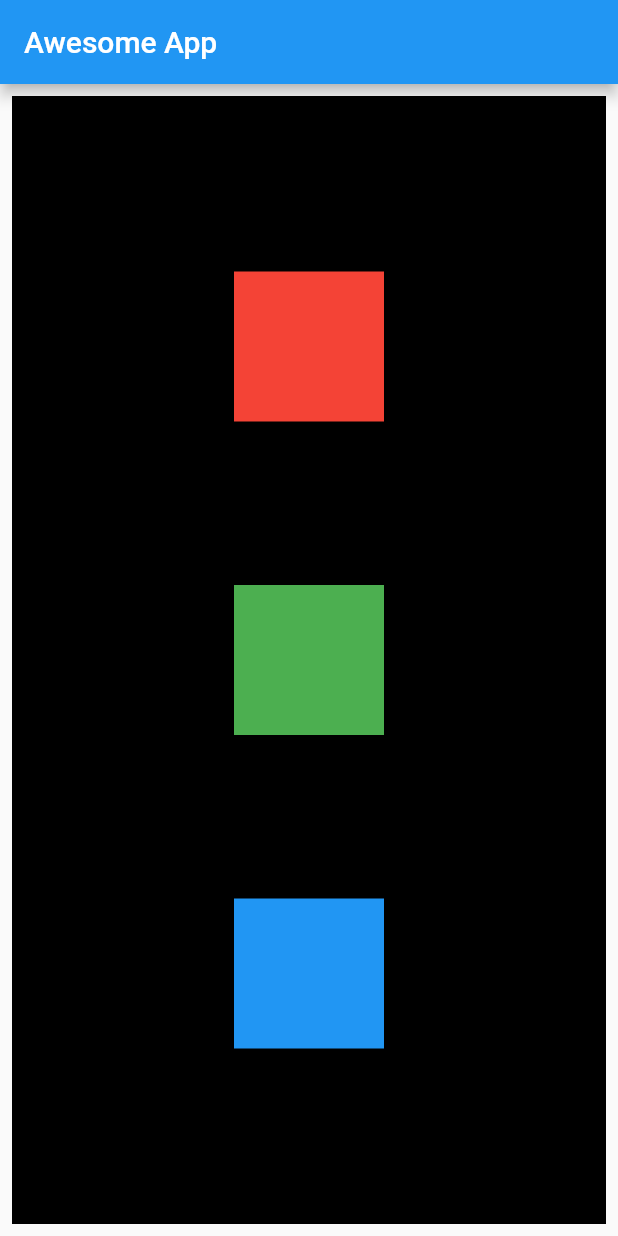
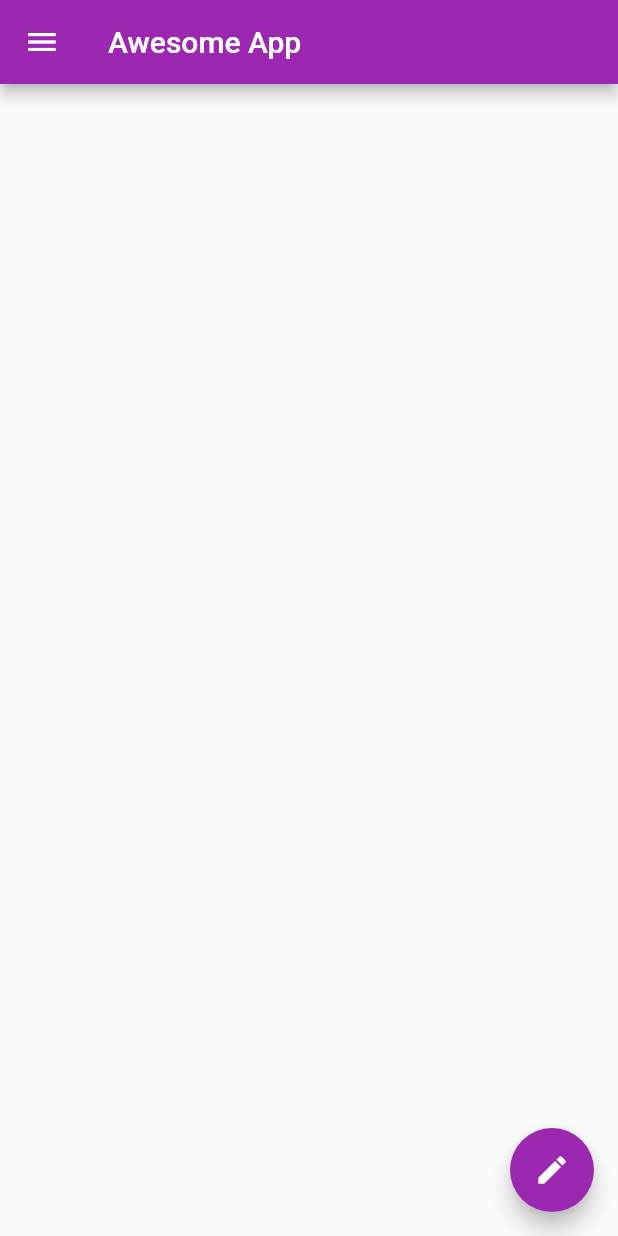
Before and after one commit to hasibjaved/flutter_youtube_practice, a Flutter app: the screen it shows after launch, on a phone screen of 412 x 824 dp. Run offline on Flutter 3.47's test engine with Material 2 defaults, Android fonts, the phone set to English and light mode, and no system bars.

Commit message:
lesson 3 complete

```diff
--- a/lib/main.dart
+++ b/lib/main.dart
@@ -5,6 +5,9 @@ void main()
   runApp(MaterialApp(
     title: 'Awesome App',
     home: HomePage(),
+    theme: ThemeData(
+      primarySwatch: Colors.purple
+    ),
   ));
 }
 class HomePage extends StatelessWidget {
@@ -22,43 +25,54 @@ class HomePage extends StatelessWidget {
       appBar: AppBar(
         title: Text('Awesome App'),
       ),
-     body: Padding(
-       padding: const EdgeInsets.all(8.0),
-       child: Container(
-         color: Colors.black,
-         width: MediaQuery.of(context).size.width,
-         height: MediaQuery.of(context).size.height,
-         child: Padding(
-           padding: const EdgeInsets.all(8.0),
-           child: Column(
-               mainAxisAlignment: MainAxisAlignment.spaceEvenly,
-               crossAxisAlignment: CrossAxisAlignment.center,
-               children: <Widget>[
-                  Container(
-               padding: const EdgeInsets.all(8),
-               width: 100,
-               height: 100,
-               color: Colors.red,
-             ),
-              Container(
-               padding: const EdgeInsets.all(8),
+      body: Container(),
+      // floatingActionButtonLocation: FloatingActionButtonLocation.centerFloat,
+      drawer: Drawer(
+        child: ListView(
+          padding: EdgeInsets.zero,
+          children: [
+            // DrawerHeader(child: Text('Drawer Header' ,style: TextStyle(color: Colors.white),),
+            // decoration: BoxDecoration(color: Colors.purpleAccent),),
+            UserAccountsDrawerHeader(
+              accountName: Text('Haseeb Javaid'),
+            accountEmail: Text('haseeb.javaid@fwo.com.pk'),
+            currentAccountPicture: CircleAvatar(backgroundImage: NetworkImage(
+              'https://images.unsplash.com/photo-1581803118522-7b72a50f7e9f?ixid=MnwxMjA3fDB8MHxzZWFyY2h8NXx8bWFufGVufDB8fDB8fA%3D%3D&ixlib=rb-1.2.1&auto=format&fit=crop&w=500&q=60'
+            ),),
+            ),
+            // ListTile(
+            //   leading: Icon(Icons.person),
+            //   title: Text('Account'),
+            // ),
+            ListTile(
+              leading: Icon(Icons.home),
+              title: Text('Home'),
+              subtitle: Text('My Home'),
+              trailing: Icon(Icons.access_alarm_rounded),
+            ),
+            ListTile(
+              leading: Icon(Icons.mail),
+              title: Text('Mail'),
+              subtitle: Text('My Mail'),
+              trailing: Icon(Icons.access_time_sharp),
+            ),
+            ListTile(
+              leading: Icon(Icons.contact_phone),
+              title: Text('Contact Us'),
+              subtitle: Text('Company Contact Details'),
+              trailing: Icon(Icons.zoom_out_map),
+            )
+          ],
 
-               width: 100,
-               height: 100,
-               color: Colors.green,
-             ),
-              Container(
-               padding: const EdgeInsets.all(8),
+        ),
+      ),
+      floatingActionButton: FloatingActionButton(
+        onPressed: (){},
+        child: Icon(Icons.edit),
+        // mini: true,
 
-               width: 100,
-               height: 100,
-               color: Colors.blue,
-             ),
-               ],
-             ),
-         ),
-       ),
-     )
+      ),
+
 
     );
   }
```
